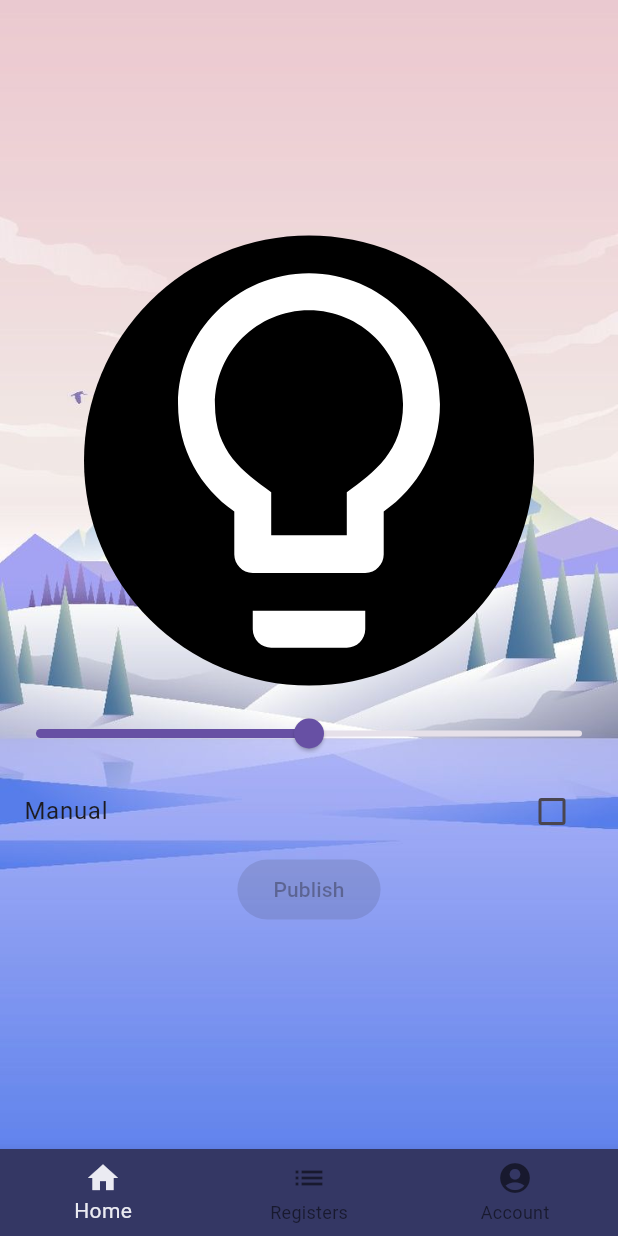
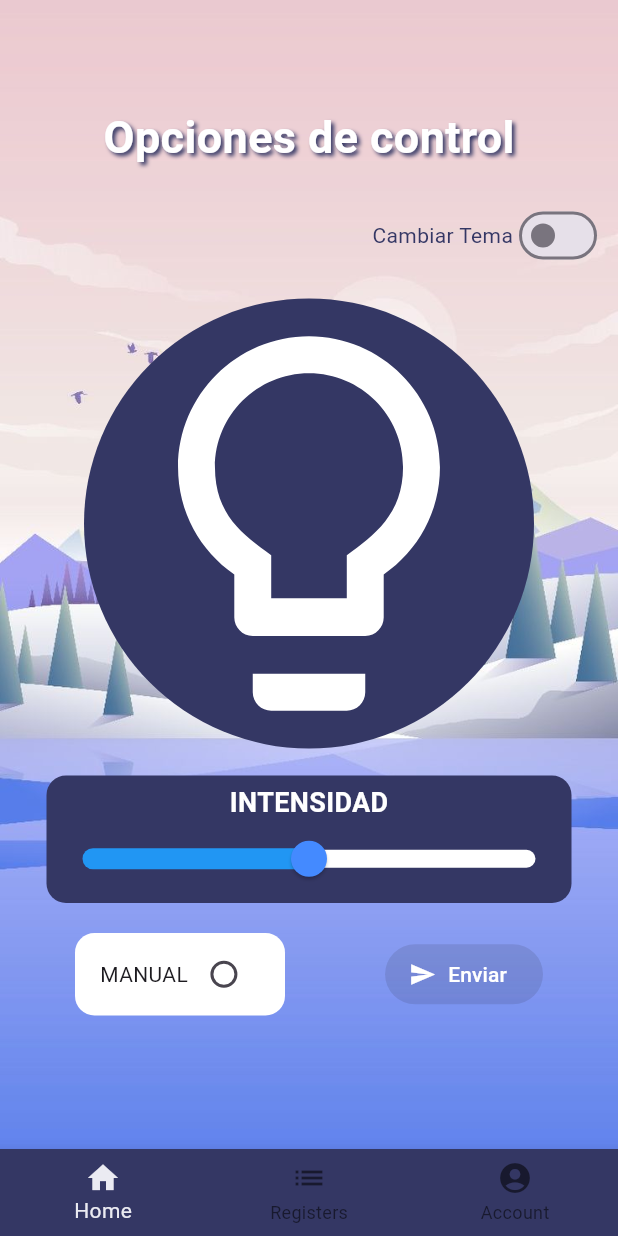
Before and after one commit to begazo-ticona-jesus/emergentesapp, a Flutter app: the screen it shows after launch, on a phone screen of 412 x 824 dp. Run offline on Flutter 3.47's test engine with Material 3 defaults, Android fonts, the phone set to English and light mode, and no system bars; our stand-ins replace fl_chart, go_router; missing offline and left inert: mqtt_client.

Commit message:
cambios interfaces

```diff
--- a/lib/presentation/screens/home/ScreenHome.dart
+++ b/lib/presentation/screens/home/ScreenHome.dart
@@ -1,7 +1,12 @@
+import 'package:emergentesapp/presentation/screens/home/widgets/CheckboxCommon.dart';
+import 'package:emergentesapp/presentation/screens/home/widgets/SliderIntensity.dart';
+import 'package:emergentesapp/presentation/screens/home/widgets/SwitchIcon.dart';
+import 'package:emergentesapp/presentation/screens/home/widgets/SwitchTeme.dart';
 import 'package:flutter/material.dart';
 import 'package:mqtt_client/mqtt_server_client.dart';
 
 import '../../../domain/services/mqtt/MqttController.dart';
+
 
 class ScreenHome extends StatefulWidget {
   const ScreenHome({Key? key}) : super(key: key);
@@ -13,11 +18,8 @@ class ScreenHome extends StatefulWidget {
 class _ScreenHomeState extends State<ScreenHome> {
   bool isSwitched = false;
   bool isManual = false;
-
   MqttServerClient? mqttController;
-  String receivedMessage = 'Mensaje recibido: ';
   bool isConnected = false;
-
   double _intensity = 0.5;
 
   @override
@@ -49,55 +51,73 @@ class _ScreenHomeState extends State<ScreenHome> {
   Widget build(BuildContext context) {
     return Center(
       child: Column(
+        children: [
+          const Padding(
+            padding: EdgeInsets.only(top: 70.0,bottom: 10.0),
+            child: Text(
+              'Opciones de control',
+              style: TextStyle(
+                fontSize: 30.0,
+                fontWeight: FontWeight.bold,
+                color: Colors.white,
+                shadows: [
+                  Shadow(
+                    color: Color(0xFF343764),
+                    offset: Offset(2.0, 2.0),
+                    blurRadius: 3.0,
+                  ),
+                ],
+              ),
+            ),
+          ),
+          Column(
             mainAxisAlignment: MainAxisAlignment.center,
             children: [
-          IconButton(
-            icon: Container(
-              decoration: BoxDecoration(
-                color: Colors.black, // color de fondo
-                borderRadius: BorderRadius.circular(300), // radio de borde redondeado
+              CustomSwitchTheme(),
+              SwitchIcon(
+                isSwitched: isSwitched,
+                onChanged: _changeSwitch,
               ),
-              child: Icon(
-                isSwitched ? Icons.lightbulb : Icons.lightbulb_outline,
-                color: isSwitched ? Colors.yellow : Colors.white,
-                size: 300,
-              ),
-            ),
-            onPressed: () {
-              _changeSwitch(!isSwitched);
-            },
-          ),
-          // Slider de intensidad agregado aquí
-          Slider(
-            value: _intensity,
-            min: 0.0,
-            max: 1.0,
-            divisions: 100,
-            label: '$_intensity',
+              Padding(
+                padding: const EdgeInsets.all(10.0),
+                child: SliderIntensity( // Usa el widget del slider de intensidad
+                  intensity: _intensity,
                   onChanged: (double value) {
                     setState(() {
                       _intensity = value;
                     });
                   },
                 ),
-          // Checkbox manual agregado aquí
-          CheckboxListTile(
-            title: const Text('Manual'),
-            value: isManual,
-            onChanged: (bool? value) {
+              ),
+              Padding(
+                padding: const EdgeInsets.only(right: 50.0, left: 50.0, top: 10),
+                child: Row(
+                  mainAxisAlignment: MainAxisAlignment.spaceBetween,
+                  children: [
+                    CheckboxCommon(isManual: isManual, onChanged: (bool? value) {
                       setState(() {
                         isManual = value!;
                       });
+                    }),
+                    ElevatedButton.icon(
+                      onPressed: mqttController == null ? null : () {
+                        publishToTopic(mqttController!, 'TOPIC_RONY', 'apaga tu foco');
                       },
+                      label: const Text(
+                        'Enviar',
+                        style: TextStyle(
+                          color: Colors.white, // Cambia el color del texto según tus preferencias
                         ),
-          ElevatedButton(
-            onPressed: mqttController == null
-                ? null
-                : () {
-              publishToTopic(
-                  mqttController!, 'TOPIC_RONY', 'apaga tu foco');
-            },
-            child: const Text('Publish'),
+                      ),
+                      icon: const Icon(Icons.send, color: Colors.white,), // Cambia el icono según tus preferencias
+                      style: ElevatedButton.styleFrom(
+                        backgroundColor: const Color(0xFFa4acf4),
+                      ),
+                    ),
+                  ],
+                ),
+              ),
+            ],
           ),
         ],
       ),
--- /dev/null
+++ b/lib/presentation/screens/home/widgets/CheckboxCommon.dart
@@ -0,0 +1,33 @@
+import 'package:flutter/material.dart';
+
+class CheckboxCommon extends StatelessWidget {
+  final bool isManual;
+  final Function(bool?) onChanged;
+
+  const CheckboxCommon({super.key, required this.isManual, required this.onChanged});
+
+  @override
+  Widget build(BuildContext context) {
+    return Container(
+      width: 140.0,
+      height: 55,
+      decoration: BoxDecoration(
+        color: Colors.white,
+        borderRadius: BorderRadius.circular(13.0),
+      ),
+      child: Row(
+        mainAxisAlignment: MainAxisAlignment.center,
+        children: [
+          const Text("MANUAL"),
+          Checkbox(
+            value: isManual,
+            onChanged: onChanged,
+            checkColor: Colors.white,
+            activeColor: Colors.pink,
+            shape: const OvalBorder(),
+          ),
+        ],
+      ),
+    );
+  }
+}
--- /dev/null
+++ b/lib/presentation/screens/home/widgets/SliderIntensity.dart
@@ -0,0 +1,52 @@
+import 'package:flutter/material.dart';
+
+class SliderIntensity extends StatelessWidget {
+  final double intensity;
+  final Function(double) onChanged;
+
+  const SliderIntensity({super.key, required this.intensity, required this.onChanged});
+
+  @override
+  Widget build(BuildContext context) {
+    return Container(
+      width: 350,
+      height: 85,
+      decoration: BoxDecoration(
+        color: const Color(0xFF343764), // Establece el color de fondo del slider
+        borderRadius: BorderRadius.circular(13.0), // Ajusta el radio para esquinas redondeadas
+      ),
+      child: Column(
+        mainAxisAlignment: MainAxisAlignment.center,
+        children: [
+        const Text(
+          "INTENSIDAD",
+          style: TextStyle(
+            color: Colors.white,
+            fontWeight: FontWeight.bold,
+            fontSize: 18.0,
+          ),
+        ),
+        SliderTheme(
+            data: SliderThemeData(
+              trackHeight: 12.0,
+              activeTrackColor: Colors.blue,
+              inactiveTrackColor: Colors.white,
+              thumbColor: Colors.blueAccent,
+              overlayColor: Colors.red.withAlpha(32),
+              thumbShape: const RoundSliderThumbShape(enabledThumbRadius: 12.0),
+              overlayShape: const RoundSliderOverlayShape(overlayRadius: 24.0),
+            ),
+            child: Slider(
+              value: intensity,
+              min: 0.0,
+              max: 1.0,
+              divisions: 100,
+              label: '$intensity',
+              onChanged: onChanged,
+            ),
+          ),
+        ],
+      ),
+    );
+  }
+}
--- /dev/null
+++ b/lib/presentation/screens/home/widgets/SwitchIcon.dart
@@ -0,0 +1,28 @@
+import 'package:flutter/material.dart';
+
+class SwitchIcon extends StatelessWidget {
+  final bool isSwitched;
+  final Function(bool) onChanged;
+
+  const SwitchIcon({super.key, required this.isSwitched, required this.onChanged});
+
+  @override
+  Widget build(BuildContext context) {
+    return IconButton(
+      icon: Container(
+        decoration: BoxDecoration(
+          color: const Color(0xFF343764),
+          borderRadius: BorderRadius.circular(300),
+        ),
+        child: Icon(
+          isSwitched ? Icons.lightbulb : Icons.lightbulb_outline,
+          color: isSwitched ? Colors.yellow : Colors.white,
+          size: 300,
+        ),
+      ),
+      onPressed: () {
+        onChanged(!isSwitched);
+      },
+    );
+  }
+}
--- /dev/null
+++ b/lib/presentation/screens/home/widgets/SwitchTeme.dart
@@ -0,0 +1,50 @@
+import 'package:flutter/material.dart';
+import 'package:provider/provider.dart';
+
+import '../../../components/Actions.dart' as MyActions;
+import '../../../components/stateActions.dart';
+import '../../../components/stateSwitched.dart'; // Asegúrate de importar el paquete de Provider
+
+class CustomSwitchTheme extends StatefulWidget {
+  @override
+  SwitchState createState() => SwitchState();
+}
+
+class SwitchState extends State<CustomSwitchTheme> {
+  @override
+  Widget build(BuildContext context) {
+    return Padding(
+      padding: const EdgeInsets.all(10.0),
+      child: Row(
+        mainAxisAlignment: MainAxisAlignment.end,
+        children: [
+          const Text(
+            "Cambiar Tema",
+            style: TextStyle(
+                color: Color(0xFF343764)
+            ),
+          ),
+          Switch(
+            value: context.watch<StateWitched>().isSwitched,
+            onChanged: (value) {
+              context.read<StateWitched>().isSwitched = value;
+              if (value) {
+                // Acción cuando el switch se enciende
+                MyActions.Actions newAction =
+                MyActions.Actions('Switch ON', DateTime.now());
+                appState.listOfActions.add(newAction);
+              } else {
+                // Acción cuando el switch se apaga
+                MyActions.Actions newAction =
+                MyActions.Actions('Switch OFF', DateTime.now());
+                appState.listOfActions.add(newAction);
+              }
+            },
+            activeTrackColor: const Color(0xFFdb99b0),
+            activeColor: Colors.pink,
+          ),
+        ],
+      ),
+    );
+  }
+}
--- a/pubspec.yaml
+++ b/pubspec.yaml
@@ -34,6 +34,7 @@ dependencies:
   go_router: ^10.1.2
   mqtt_client: ^10.0.0
   provider: ^6.1.1
+  fl_chart: ^0.66.0
 
   #provider
   #riverpod_annotation: ^2.1.5
```
Also changed, not shown: lib/presentation/screens/listRegisters/ScreenListRegisters.dart (+12 -3 lines), lib/presentation/screens/listRegisters/widgets/LineChart.dart (added, +113 -0 lines), pubspec.lock. Lines whose indentation alone changed are shown as unchanged.
